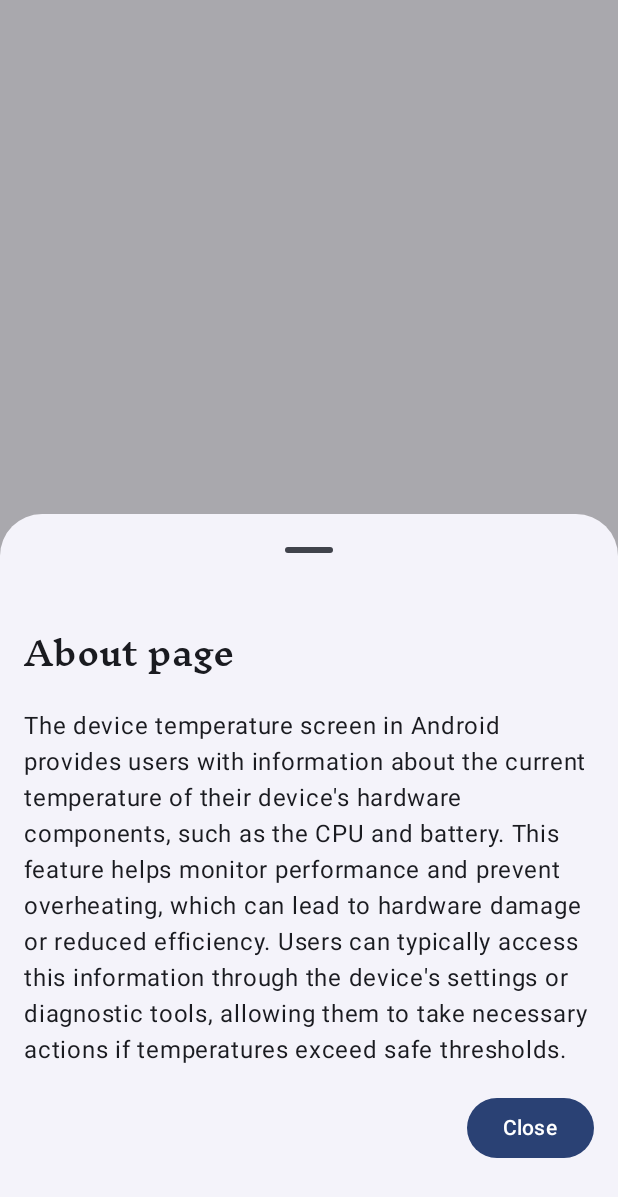
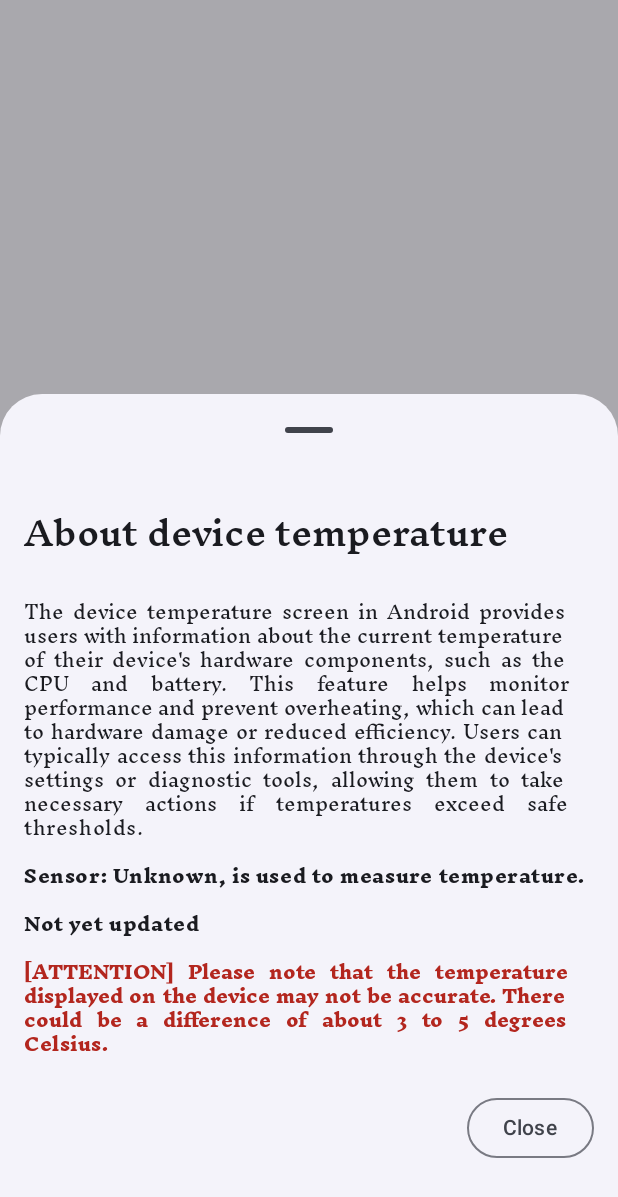
Before and after one commit to extractive-mana-pulse/All-In-One, an Android app built with Jetpack Compose: the composable AboutWithSheet shown on its own in the app's theme, after a tap on an icon or button, on a phone screen of 412 x 824 dp. Shown: the top 1197 px of the screen. Run offline under Robolectric (Android 15) with nearby library versions, the phone set to English and light mode, and no system bars; our stand-ins replace Dagger/Hilt's generated code.

Commit message:
UI modification based on Material3, string resources added.

```diff
--- a/app/src/main/java/com/example/allinone/settings/deviceTemp/DeviceTemperature.kt
+++ b/app/src/main/java/com/example/allinone/settings/deviceTemp/DeviceTemperature.kt
@@ -24,7 +24,6 @@ import androidx.compose.material.icons.outlined.Feedback
 import androidx.compose.material.icons.outlined.Info
 import androidx.compose.material.icons.outlined.Refresh
 import androidx.compose.material.icons.outlined.Sensors
-import androidx.compose.material3.Button
 import androidx.compose.material3.Card
 import androidx.compose.material3.CardDefaults
 import androidx.compose.material3.DropdownMenu
@@ -36,6 +35,7 @@ import androidx.compose.material3.IconButton
 import androidx.compose.material3.LargeTopAppBar
 import androidx.compose.material3.MaterialTheme
 import androidx.compose.material3.ModalBottomSheet
+import androidx.compose.material3.OutlinedButton
 import androidx.compose.material3.Scaffold
 import androidx.compose.material3.Text
 import androidx.compose.material3.rememberModalBottomSheetState
@@ -54,10 +54,8 @@ import androidx.compose.ui.platform.LocalContext
 import androidx.compose.ui.res.stringResource
 import androidx.compose.ui.text.font.Font
 import androidx.compose.ui.text.font.FontFamily
-import androidx.compose.ui.text.font.FontWeight
 import androidx.compose.ui.text.style.TextAlign
 import androidx.compose.ui.unit.dp
-import androidx.compose.ui.unit.sp
 import androidx.lifecycle.compose.collectAsStateWithLifecycle
 import androidx.navigation.NavHostController
 import androidx.navigation.compose.rememberNavController
@@ -124,6 +122,7 @@ fun DeviceTempScreen(
             verticalArrangement = Arrangement.Center
         ) {
             Spacer(modifier = Modifier.height(16.dp))
+
             TemperatureStatus(tempData = tempData)
 
             if (sensorAvailable) {
@@ -143,7 +142,7 @@ private fun IfSensorsAvailable(tempData: TemperatureData) {
         modifier = Modifier
             .fillMaxWidth()
             .padding(16.dp),
-        elevation = CardDefaults.cardElevation(defaultElevation = 4.dp)
+        elevation = CardDefaults.cardElevation(defaultElevation = 2.dp)
     ) {
         Column(
             modifier = Modifier.padding(16.dp),
@@ -151,8 +150,14 @@ private fun IfSensorsAvailable(tempData: TemperatureData) {
         ) {
             Text(
                 text = "${"%.1f".format(tempData.celsius)}°C",
-                fontSize = 48.sp,
-                fontWeight = FontWeight.Bold
+                style = MaterialTheme.typography.headlineMedium.copy(
+                    fontFamily = FontFamily(Font(R.font.inknut_antiqua_extra_bold)),
+                    fontSize = MaterialTheme.typography.headlineMedium.fontSize,
+                    fontWeight = MaterialTheme.typography.headlineMedium.fontWeight,
+                    lineHeight = MaterialTheme.typography.headlineMedium.lineHeight,
+                    letterSpacing = MaterialTheme.typography.headlineMedium.letterSpacing,
+                    textAlign = TextAlign.Justify
+                )
             )
 
             Spacer(modifier = Modifier.height(8.dp))
@@ -163,11 +168,25 @@ private fun IfSensorsAvailable(tempData: TemperatureData) {
             ) {
                 Text(
                     text = tempData.fahrenheit,
-                    fontSize = 20.sp
+                    style = MaterialTheme.typography.bodyMedium.copy(
+                        fontFamily = FontFamily(Font(R.font.inknut_antiqua_light)),
+                        fontSize = MaterialTheme.typography.bodyMedium.fontSize,
+                        fontWeight = MaterialTheme.typography.bodyMedium.fontWeight,
+                        lineHeight = MaterialTheme.typography.bodyMedium.lineHeight,
+                        letterSpacing = MaterialTheme.typography.bodyMedium.letterSpacing,
+                        textAlign = TextAlign.Justify
+                    )
                 )
                 Text(
                     text = tempData.kelvin,
-                    fontSize = 20.sp
+                    style = MaterialTheme.typography.bodyMedium.copy(
+                        fontFamily = FontFamily(Font(R.font.inknut_antiqua_light)),
+                        fontSize = MaterialTheme.typography.bodyMedium.fontSize,
+                        fontWeight = MaterialTheme.typography.bodyMedium.fontWeight,
+                        lineHeight = MaterialTheme.typography.bodyMedium.lineHeight,
+                        letterSpacing = MaterialTheme.typography.bodyMedium.letterSpacing,
+                        textAlign = TextAlign.Justify
+                    )
                 )
             }
         }
@@ -190,7 +209,7 @@ private fun IfSensorsNotAvailable() {
         ) {
             Icon(
                 imageVector = Icons.Default.Warning,
-                contentDescription = "Warning",
+                contentDescription = null,
                 tint = MaterialTheme.colorScheme.error,
                 modifier = Modifier.size(48.dp)
             )
@@ -198,18 +217,30 @@ private fun IfSensorsNotAvailable() {
             Spacer(modifier = Modifier.height(8.dp))
 
             Text(
-                text = "No temperature sensor available",
-                fontSize = 18.sp,
-                color = MaterialTheme.colorScheme.error,
-                textAlign = TextAlign.Center
+                text = stringResource(R.string.no_temp_sensor_available),
+                style = MaterialTheme.typography.bodyLarge.copy(
+                    fontFamily = FontFamily(Font(R.font.inknut_antiqua_regular)),
+                    fontSize = MaterialTheme.typography.bodyLarge.fontSize,
+                    fontWeight = MaterialTheme.typography.bodyLarge.fontWeight,
+                    lineHeight = MaterialTheme.typography.bodyLarge.lineHeight,
+                    letterSpacing = MaterialTheme.typography.bodyLarge.letterSpacing,
+                    textAlign = TextAlign.Justify,
+                    color = MaterialTheme.colorScheme.error
+                ),
             )
 
             Spacer(modifier = Modifier.height(8.dp))
 
             Text(
-                text = "This device doesn't appear to have temperature sensors accessible to applications",
-                fontSize = 14.sp,
-                textAlign = TextAlign.Center
+                text = stringResource(R.string.device_sensors_info),
+                style = MaterialTheme.typography.bodyMedium.copy(
+                    fontFamily = FontFamily(Font(R.font.inknut_antiqua_regular)),
+                    fontSize = MaterialTheme.typography.bodyMedium.fontSize,
+                    fontWeight = MaterialTheme.typography.bodyMedium.fontWeight,
+                    lineHeight = MaterialTheme.typography.bodyMedium.lineHeight,
+                    letterSpacing = MaterialTheme.typography.bodyMedium.letterSpacing,
+                    textAlign = TextAlign.Justify
+                ),
             )
         }
     }
@@ -225,10 +256,10 @@ fun TemperatureStatus(tempData: TemperatureData) {
     }
 
     val statusText = when {
-        tempData.celsius < 10 -> "Cold"
-        tempData.celsius in 10.0..42.0 -> "Normal"
-        tempData.celsius in 43.0..45.0 -> "Warning"
-        else -> "Hot"
+        tempData.celsius < 10 -> stringResource(R.string.cold)
+        tempData.celsius in 10.0..42.0 -> stringResource(R.string.normal)
+        tempData.celsius in 43.0..45.0 -> stringResource(R.string.warning)
+        else -> stringResource(R.string.hot)
     }
 
     Column(
@@ -262,7 +293,7 @@ fun TemperatureStatus(tempData: TemperatureData) {
         )
 
         Text(
-            text = "Device temperature is estimated based on multiple internal sensors",
+            text = stringResource(R.string.device_temp_sensors_desc),
             style = MaterialTheme.typography.bodySmall.copy(
                 fontFamily = FontFamily(Font(R.font.inknut_antiqua_light)),
                 fontSize = MaterialTheme.typography.bodySmall.fontSize,
@@ -280,8 +311,8 @@ fun DropdownMenuWithDetails(
     navController: NavHostController,
     sensorManager: TemperatureSensorManager
 ) {
+    var expanded by remember { mutableStateOf(false) }
     var showAboutBottomSheet by remember { mutableStateOf(false) }
-    var expanded by remember { mutableStateOf(false) }
 
     Box {
         IconButton(
@@ -376,33 +407,36 @@ fun DropdownMenuWithDetails(
             )
         }
     }
-
-    // Move the bottom sheet outside the Box for better component structure
     if (showAboutBottomSheet) {
-        AboutWithSheet(onDismiss = { showAboutBottomSheet = false })
+        AboutWithSheet(
+            onDismiss = { showAboutBottomSheet = false },
+            tempData = tempData
+        )
     }
 }
 
 @OptIn(ExperimentalMaterial3Api::class)
 @Composable
-fun AboutWithSheet(onDismiss: () -> Unit) {
+fun AboutWithSheet(
+    onDismiss: () -> Unit,
+    tempData: TemperatureData
+) {
     val sheetState = rememberModalBottomSheetState(
         skipPartiallyExpanded = false
     )
-    val scope = rememberCoroutineScope()
 
     ModalBottomSheet(
         modifier = Modifier.fillMaxWidth(),
         sheetState = sheetState,
-        onDismissRequest = { onDismiss() }  // Call the onDismiss callback
+        onDismissRequest = { onDismiss() }
     ) {
         Column(
             modifier = Modifier
                 .padding(16.dp)
-                .verticalScroll(rememberScrollState())  // Make content scrollable
+                .verticalScroll(rememberScrollState())
         ) {
             Text(
-                text = "About page",
+                text = stringResource(R.string.about_device_temp),
                 style = MaterialTheme.typography.titleLarge.copy(
                     fontFamily = FontFamily(Font(R.font.inknut_antiqua_semi_bold))
                 ),
@@ -410,18 +444,62 @@ fun AboutWithSheet(onDismiss: () -> Unit) {
             )
 
             Text(
-                text = "The device temperature screen in Android provides users with information about the current temperature of their device's hardware components, such as the CPU and battery." +
-                        " This feature helps monitor performance and prevent overheating, which can lead to hardware damage or reduced efficiency. " +
-                        "Users can typically access this information through the device's settings or diagnostic tools, allowing them to take necessary actions if temperatures exceed safe thresholds."
+                text = stringResource(R.string.about_device_temp_desc),
+                style = MaterialTheme.typography.bodySmall.copy(
+                    fontFamily = FontFamily(Font(R.font.inknut_antiqua_regular)),
+                    fontSize = MaterialTheme.typography.bodySmall.fontSize,
+                    fontWeight = MaterialTheme.typography.bodySmall.fontWeight,
+                    lineHeight = MaterialTheme.typography.bodySmall.lineHeight,
+                    letterSpacing = MaterialTheme.typography.bodySmall.letterSpacing,
+                    textAlign = TextAlign.Justify
+                )
             )
 
-            Button(
+            Text(
+                text = "Sensor: ${tempData.sensorName}, is used to measure temperature.",
+                style = MaterialTheme.typography.bodySmall.copy(
+                    fontFamily = FontFamily(Font(R.font.inknut_antiqua_extra_bold)),
+                    fontSize = MaterialTheme.typography.bodySmall.fontSize,
+                    fontWeight = MaterialTheme.typography.bodySmall.fontWeight,
+                    lineHeight = MaterialTheme.typography.bodySmall.lineHeight,
+                    letterSpacing = MaterialTheme.typography.bodySmall.letterSpacing,
+                    textAlign = TextAlign.Justify
+                )
+            )
+            Text(
+                text = tempData.lastUpdated,
+                style = MaterialTheme.typography.bodySmall.copy(
+                    fontFamily = FontFamily(Font(R.font.inknut_antiqua_extra_bold)),
+                    fontSize = MaterialTheme.typography.bodySmall.fontSize,
+                    fontWeight = MaterialTheme.typography.bodySmall.fontWeight,
+                    lineHeight = MaterialTheme.typography.bodySmall.lineHeight,
+                    letterSpacing = MaterialTheme.typography.bodySmall.letterSpacing,
+                    textAlign = TextAlign.Justify
+                )
+            )
+
+            Text(
+                text = stringResource(R.string.note_device_temp_about_sheet_info),
+                style = MaterialTheme.typography.bodySmall.copy(
+                    fontFamily = FontFamily(Font(R.font.inknut_antiqua_extra_bold)),
+                    fontSize = MaterialTheme.typography.bodySmall.fontSize,
+                    fontWeight = MaterialTheme.typography.bodySmall.fontWeight,
+                    lineHeight = MaterialTheme.typography.bodySmall.lineHeight,
+                    letterSpacing = MaterialTheme.typography.bodySmall.letterSpacing,
+                    textAlign = TextAlign.Justify,
+                    color = MaterialTheme.colorScheme.error
+                )
+            )
+
+            OutlinedButton(
                 onClick = { onDismiss() },
                 modifier = Modifier
                     .padding(top = 16.dp)
                     .align(Alignment.End)
             ) {
-                Text("Close")
+                Text(
+                    text = stringResource(R.string.close)
+                )
             }
             Spacer(modifier = Modifier.height(32.dp))
         }
--- a/app/src/main/res/values/strings.xml
+++ b/app/src/main/res/values/strings.xml
@@ -103,7 +103,7 @@
     <string name="dog_description_7">Bothering her paw-rents</string>
     <string name="dog_description_8">Sunbathing</string>
     <string name="dog_description_9">Sleeping in dangerous places</string>
-    <string name="about">About:</string>
+    <string name="about">About</string>
     <string name="years_old">%d years old</string>
     <string name="expand_button_content_description">See more or less information about a dog.</string>
     <string name="comfirm">Confirm</string>
@@ -118,4 +118,14 @@
     <string name="device_temperature_desc">Device temperature will be shown in user friendly graph.</string>
     <string name="refresh_temp">Refresh temperature</string>
     <string name="send_feedback">Send Feedback</string>
+    <string name="about_device_temp_desc">The device temperature screen in Android provides users with information about the current temperature of their device\'s hardware components, such as the CPU and battery. This feature helps monitor performance and prevent overheating, which can lead to hardware damage or reduced efficiency. Users can typically access this information through the device\'s settings or diagnostic tools, allowing them to take necessary actions if temperatures exceed safe thresholds.</string>
+    <string name="close">Close</string>
+    <string name="about_device_temp">About device temperature</string>
+    <string name="device_temp_sensors_desc">Device temperature is estimated based on multiple internal sensors</string>
+    <string name="cold">Cold</string>
+    <string name="normal">Normal</string>
+    <string name="hot">Hot</string>
+    <string name="no_temp_sensor_available">No temperature sensor available</string>
+    <string name="device_sensors_info">This device doesn\'t appear to have temperature sensors accessible to applications</string>
+    <string name="note_device_temp_about_sheet_info">[ATTENTION] Please note that the temperature displayed on the device may not be accurate. There could be a difference of about 3 to 5 degrees Celsius.</string>
 </resources>
```
Also changed, not shown: 2 other files.
